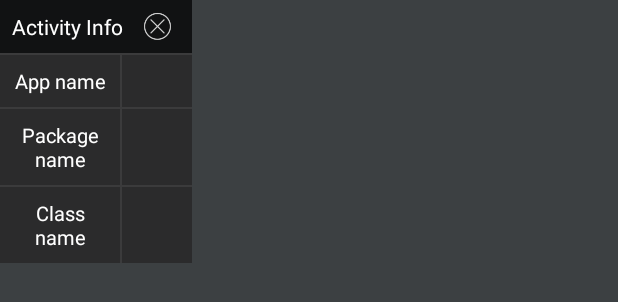
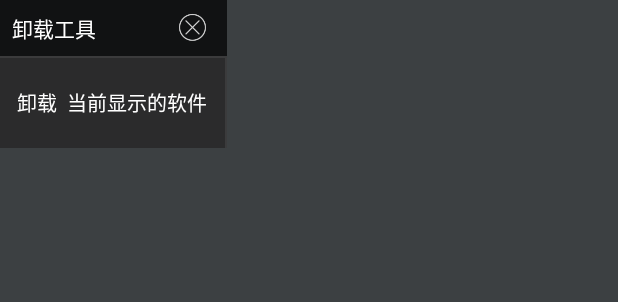
Before and after one commit to lqxue/TopActivity, an Android app: the layout window_tasks.xml on its own in the app's theme, with its tools: preview values and no code run, on a phone screen of 412 x 824 dp. Shown: the top 302 px of the screen. Run offline under Robolectric (Android 15) with nearby library versions, the phone set to English and light mode, and no system bars.

Commit message:
feat:修改为卸载软件

```diff
--- a/app/src/main/java/com/ls/tools/topactivity/utils/WindowUtil.java
+++ b/app/src/main/java/com/ls/tools/topactivity/utils/WindowUtil.java
@@ -31,7 +31,7 @@ public class WindowUtil {
 	private static int xInitMargin = 0;
 	private static int yInitMargin = 0;
 	private static String text, text1;
-	private static TextView appName, packageName, className;
+	private static TextView appName, packageName, className,uninstall_app;
 	private static ClipboardManager clipboard;
 	public static boolean viewAdded = false;
 
@@ -50,11 +50,16 @@ public class WindowUtil {
 
 		sView = LayoutInflater.from(context).inflate(R.layout.window_tasks, null);
 		clipboard = (ClipboardManager) context.getSystemService(Context.CLIPBOARD_SERVICE);
+		uninstall_app = sView.findViewById(R.id.uninstall_app);
 		appName = sView.findViewById(R.id.text);
 		packageName = sView.findViewById(R.id.text1);
 		className = sView.findViewById(R.id.text2);
 		ImageView closeBtn = sView.findViewById(R.id.closeBtn);
-
+		uninstall_app.setOnClickListener(new View.OnClickListener() {
+			public void onClick(View v) {
+				uninstall(context,packageName.getText().toString().trim());
+			}
+		});
 		closeBtn.setOnClickListener(new View.OnClickListener() {
 			public void onClick(View v) {
 				dismiss(context);
--- a/app/src/main/res/layout/window_tasks.xml
+++ b/app/src/main/res/layout/window_tasks.xml
@@ -22,7 +22,7 @@
                 android:layout_weight="1"
                 android:gravity="center_vertical"
                 android:padding="8dp"
-                android:text="Activity Info"
+                android:text="卸载工具"
                 android:textColor="#FFFFFF"
                 android:textSize="14sp" />
 
@@ -43,6 +43,28 @@
             android:orientation="horizontal" >
 
             <TextView
+                android:id="@+id/uninstall_app"
+                android:clickable="true"
+                android:layout_width="150dp"
+                android:layout_height="60dp"
+                android:layout_marginRight="1dp"
+                android:layout_marginTop="1dp"
+                android:background="#60111111"
+                android:gravity="center"
+                android:padding="8dp"
+                android:text="卸载  当前显示的软件"
+                android:textColor="#FFFFFF"
+                android:textSize="13sp" />
+        </LinearLayout>
+
+        <LinearLayout
+            android:visibility="gone"
+            android:layout_width="match_parent"
+            android:layout_height="wrap_content"
+            android:background="#60808080"
+            android:orientation="horizontal" >
+
+            <TextView
                 android:layout_width="80dp"
                 android:layout_height="match_parent"
                 android:layout_marginRight="1dp"
@@ -50,7 +72,7 @@
                 android:background="#60111111"
                 android:gravity="center"
                 android:padding="8dp"
-                android:text="App name"
+                android:text="应用:"
                 android:textColor="#FFFFFF"
                 android:textSize="13sp" />
 
@@ -68,6 +90,7 @@
         </LinearLayout>
 
         <LinearLayout
+            android:visibility="gone"
             android:layout_width="match_parent"
             android:layout_height="wrap_content"
             android:background="#60808080"
@@ -99,6 +122,7 @@
         </LinearLayout>
 
         <LinearLayout
+            android:visibility="gone"
             android:layout_width="match_parent"
             android:layout_height="wrap_content"
             android:background="#60808080"
--- a/app/src/main/res/values/strings.xml
+++ b/app/src/main/res/values/strings.xml
@@ -1,6 +1,6 @@
 <?xml version="1.0" encoding="utf-8"?>
 <resources>
-    <string name="app_name">顶部Activity</string>
+    <string name="app_name">卸载工具</string>
 <!--    <string name="accessibility_permission">We use accessibility permission to monitor window change events. So that we can show the current activity info.</string>-->
     <string name="accessibility_permission">我们使用可访问权限来监视窗口更改事件。这样我们就可以显示当前的活动信息。</string>
 <!--    <string name="show_window">Show floating window</string>-->
```
